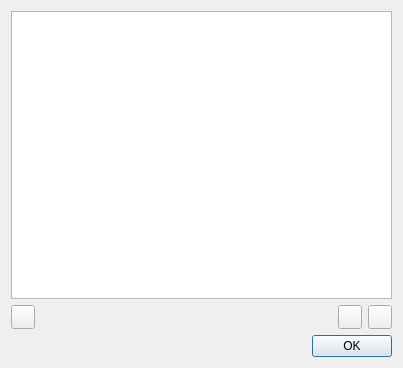
Qt form src/sidebar/contactdialog.ui (KDE/conquirere) before a commit.
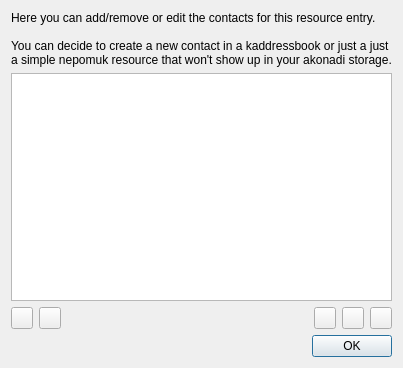
The same form after that commit. Custom widgets are drawn as their Qt base class.

Commit message: akonadi/nepomuk contact dialog mostly finished

Diff of the .ui file:
```diff
--- a/src/sidebar/contactdialog.ui
+++ b/src/sidebar/contactdialog.ui
@@ -14,6 +14,18 @@
    <string>Dialog</string>
   </property>
   <layout class="QVBoxLayout" name="verticalLayout_2">
+   <item>
+    <widget class="QLabel" name="label">
+     <property name="text">
+      <string>Here you can add/remove or edit the contacts for this resource entry.
+
+You can decide to create a new contact in a kaddressbook or just a just a simple nepomuk resource that won't show up in your akonadi storage.</string>
+     </property>
+     <property name="wordWrap">
+      <bool>true</bool>
+     </property>
+    </widget>
+   </item>
    <item>
     <layout class="QVBoxLayout" name="verticalLayout">
      <item>
@@ -25,14 +37,57 @@
         <widget class="QPushButton" name="editButton">
          <property name="minimumSize">
           <size>
-           <width>24</width>
-           <height>24</height>
+           <width>22</width>
+           <height>22</height>
           </size>
          </property>
          <property name="maximumSize">
           <size>
-           <width>24</width>
-           <height>24</height>
+           <width>22</width>
+           <height>22</height>
+          </size>
+         </property>
+         <property name="toolTip">
+          <string>Edit contact details</string>
+         </property>
+         <property name="iconSize">
+          <size>
+           <width>22</width>
+           <height>22</height>
+          </size>
+         </property>
+        </widget>
+       </item>
+       <item>
+        <widget class="QPushButton" name="akonadiExport">
+         <property name="sizePolicy">
+          <sizepolicy hsizetype="Minimum" vsizetype="Fixed">
+           <horstretch>22</horstretch>
+           <verstretch>22</verstretch>
+          </sizepolicy>
+         </property>
+         <property name="minimumSize">
+          <size>
+           <width>22</width>
+           <height>22</height>
+          </size>
+         </property>
+         <property name="maximumSize">
+          <size>
+           <width>22</width>
+           <height>22</height>
+          </size>
+         </property>
+         <property name="toolTip">
+          <string>Add contact to an akonadi addressbook</string>
+         </property>
+         <property name="text">
+          <string/>
+         </property>
+         <property name="iconSize">
+          <size>
+           <width>22</width>
+           <height>22</height>
           </size>
          </property>
         </widget>
@@ -54,14 +109,51 @@
         <widget class="QPushButton" name="addButton">
          <property name="minimumSize">
           <size>
-           <width>24</width>
-           <height>24</height>
+           <width>22</width>
+           <height>22</height>
           </size>
          </property>
          <property name="maximumSize">
           <size>
-           <width>24</width>
-           <height>24</height>
+           <width>22</width>
+           <height>22</height>
+          </size>
+         </property>
+         <property name="toolTip">
+          <string>Create new akonadi contact</string>
+         </property>
+         <property name="text">
+          <string/>
+         </property>
+         <property name="iconSize">
+          <size>
+           <width>22</width>
+           <height>22</height>
+          </size>
+         </property>
+        </widget>
+       </item>
+       <item>
+        <widget class="QPushButton" name="addResourceButton">
+         <property name="minimumSize">
+          <size>
+           <width>22</width>
+           <height>22</height>
+          </size>
+         </property>
+         <property name="maximumSize">
+          <size>
+           <width>22</width>
+           <height>22</height>
+          </size>
+         </property>
+         <property name="toolTip">
+          <string>Create new Nepomuk only contact</string>
+         </property>
+         <property name="iconSize">
+          <size>
+           <width>22</width>
+           <height>22</height>
           </size>
          </property>
         </widget>
@@ -70,14 +162,23 @@
         <widget class="QPushButton" name="removeButton">
          <property name="minimumSize">
           <size>
-           <width>24</width>
-           <height>24</height>
+           <width>22</width>
+           <height>22</height>
           </size>
          </property>
          <property name="maximumSize">
           <size>
-           <width>24</width>
-           <height>24</height>
+           <width>22</width>
+           <height>22</height>
+          </size>
+         </property>
+         <property name="toolTip">
+          <string>Remove contact</string>
+         </property>
+         <property name="iconSize">
+          <size>
+           <width>22</width>
+           <height>22</height>
           </size>
          </property>
         </widget>
```
Left out of the diff: 2 changed lines with no effect on the pictures. The commit also changes 4 other files.
